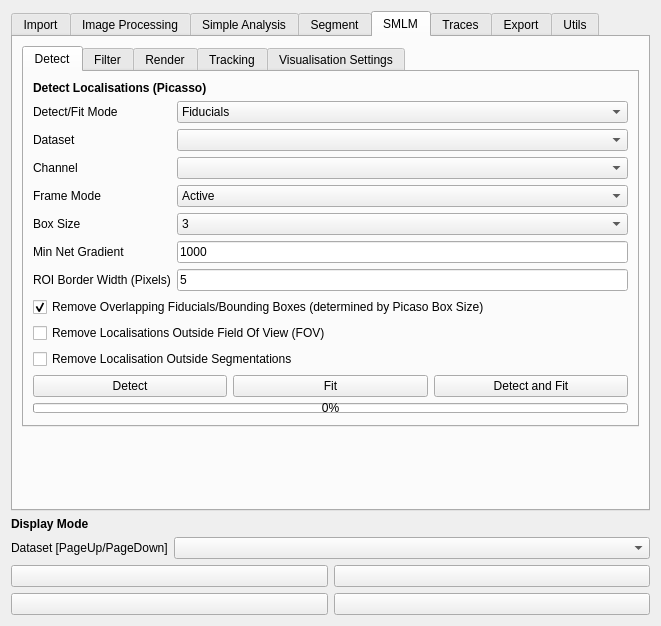
Above: src/napari_pixseq/GUI/pixseq_ui.ui from piedrro/napari-molseeq before the change. Below: the same form after it.
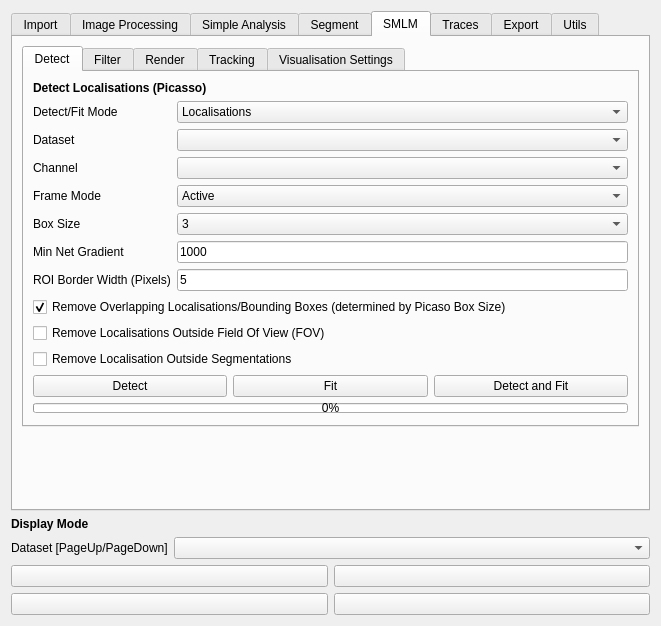
That is the form after the change. The open tabs and pages were chosen to show the change.

Commit message: fiducials -> localisations

```diff
--- a/src/napari_pixseq/GUI/pixseq_ui.ui
+++ b/src/napari_pixseq/GUI/pixseq_ui.ui
@@ -1665,7 +1665,7 @@
               <widget class="QComboBox" name="picasso_detect_mode">
                <item>
                 <property name="text">
-                 <string>Fiducials</string>
+                 <string>Localisations</string>
                 </property>
                </item>
                <item>
@@ -1783,7 +1783,7 @@
            <item>
             <widget class="QCheckBox" name="picasso_remove_overlapping">
              <property name="text">
-              <string>Remove Overlapping Fiducials/Bounding Boxes (determined by Picaso Box Size)</string>
+              <string>Remove Overlapping Localisations/Bounding Boxes (determined by Picaso Box Size)</string>
              </property>
              <property name="checked">
               <bool>true</bool>
```
Left out of the diff: 18 changed lines with no effect on the pictures. The commit also changes 13 other files.
